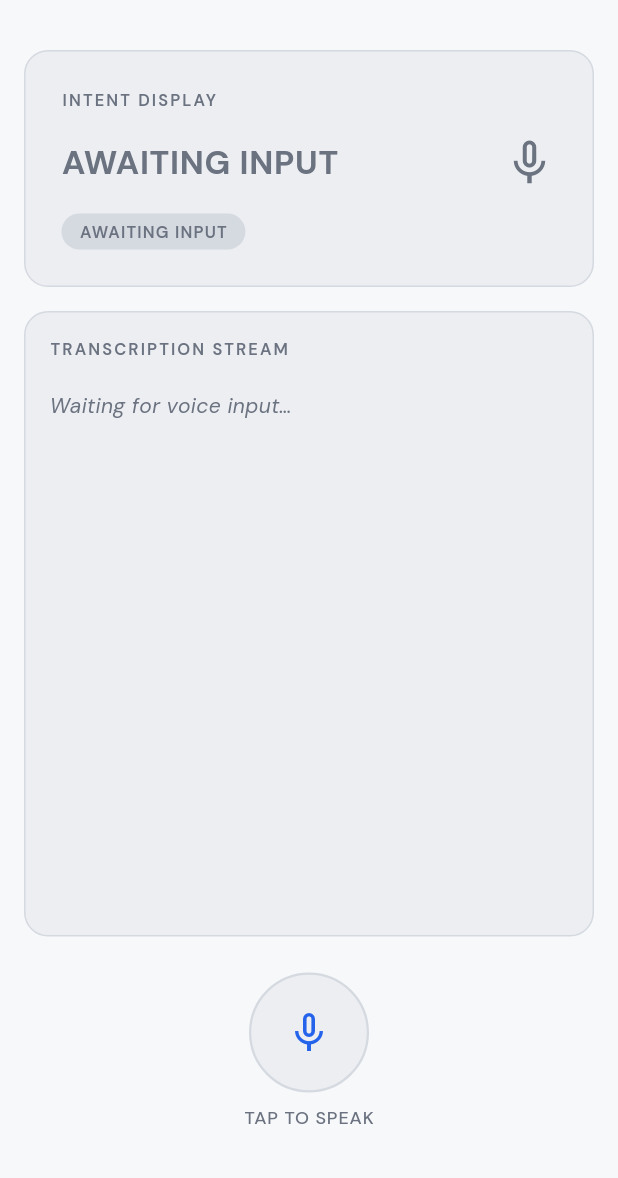
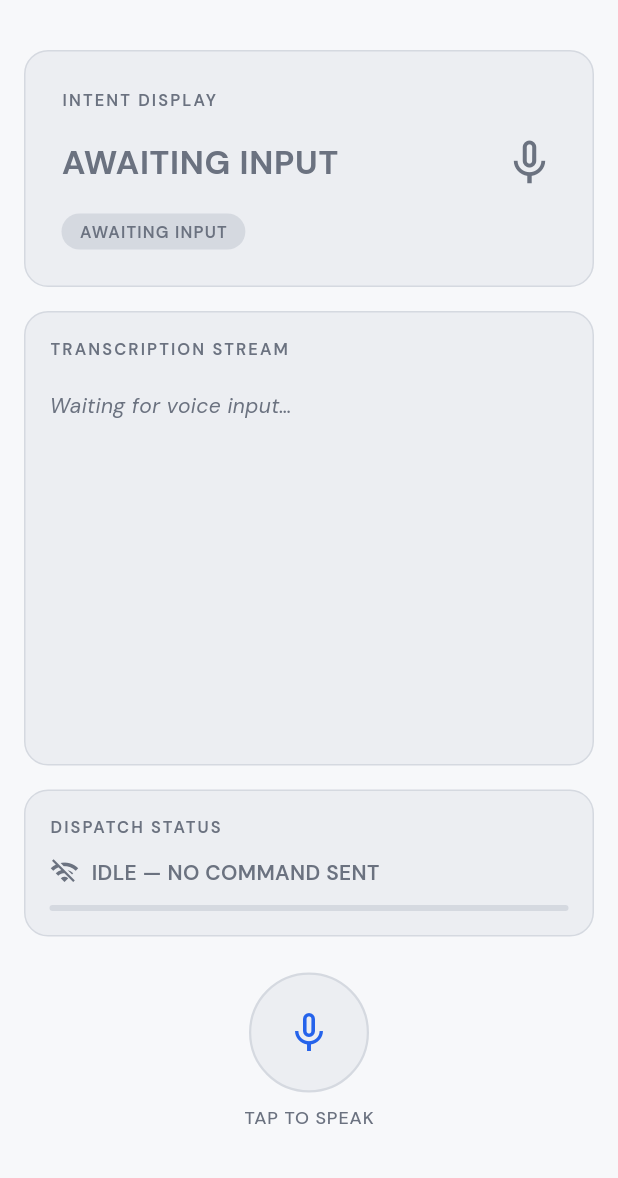
Before and after one commit to MannviDhaiphule/iarcapp, a Flutter app: the screen it shows after launch, on a phone screen of 412 x 824 dp, the part 58-1236 px from its top. Run offline on Flutter 3.47's test engine with Material 3 defaults, Android fonts, the phone set to English and light mode, and no system bars; drawn by our look-alikes of flutter_animate; our stand-ins replace flutter_riverpod, gap, google_fonts, permission_handler, speech_to_text.

Commit message:
Phase 2: HTTP command dispatch with 5s debounce and cancel

```diff
--- a/edhitha_team2027_swarm_interface/lib/core/theme/app_theme.dart
+++ b/edhitha_team2027_swarm_interface/lib/core/theme/app_theme.dart
@@ -91,7 +91,7 @@ class AppTheme {
     final base = GoogleFonts.dmSansTextTheme();
     return ThemeData(
       useMaterial3: true,
-      colorScheme: ColorScheme(
+      colorScheme: const ColorScheme(
         brightness: Brightness.light,
         primary: colorAccent,
         onPrimary: Colors.white,
--- /dev/null
+++ b/edhitha_team2027_swarm_interface/lib/features/voice_command/data/command_dispatcher.dart
@@ -0,0 +1,58 @@
+import 'dart:convert';
+import 'dart:io';
+
+import 'package:http/http.dart' as http;
+
+import '../../../../core/constants/command_ids.dart';
+
+/// Sends drone commands to the swarm HTTP server via HTTP POST.
+class CommandDispatcher {
+  static const String _baseUrl = 'http://192.168.50.1:8080';
+
+  /// POSTs [command] to the swarm server endpoint `/cmd`.
+  ///
+  /// Returns `true` when the server responds with HTTP 200.
+  /// Returns `false` on non-200 responses (logged via the caller).
+  /// Throws [CommandDispatchException] if the network is unreachable.
+  Future<bool> dispatch(CommandId command) async {
+    final uri = Uri.parse('$_baseUrl/cmd');
+    final body = jsonEncode(buildPayload(command));
+    try {
+      final response = await http.post(
+        uri,
+        headers: {'Content-Type': 'application/json'},
+        body: body,
+      );
+      if (response.statusCode == 200) {
+        return true;
+      }
+      return false;
+    } on SocketException catch (e) {
+      throw CommandDispatchException('Network unreachable: $e');
+    }
+  }
+
+  /// Builds the JSON payload map for [command].
+  ///
+  /// Always uses `drone_id` 255 (broadcast) with zero `param1`/`param2`.
+  Map<String, dynamic> buildPayload(CommandId command) {
+    return {
+      'command': command.label,
+      'drone_id': 255,
+      'param1': 0.0,
+      'param2': 0.0,
+    };
+  }
+}
+
+/// Thrown by [CommandDispatcher] when the network is unreachable.
+class CommandDispatchException implements Exception {
+  /// Human-readable description of the network failure.
+  final String message;
+
+  /// Creates a [CommandDispatchException] with [message].
+  const CommandDispatchException(this.message);
+
+  @override
+  String toString() => 'CommandDispatchException: $message';
+}
--- a/edhitha_team2027_swarm_interface/lib/features/voice_command/presentation/providers/intent_provider.dart
+++ b/edhitha_team2027_swarm_interface/lib/features/voice_command/presentation/providers/intent_provider.dart
@@ -2,6 +2,7 @@ import 'package:flutter_riverpod/flutter_riverpod.dart';
 import '../../../../core/constants/command_ids.dart';
 import '../../domain/intent_parser.dart';
 import 'asr_provider.dart';
+import 'dispatch_provider.dart';
 
 /// Derived read-only provider that parses the latest ASR transcript into a [CommandId].
 ///
@@ -10,3 +11,12 @@ final intentProvider = Provider<CommandId>((ref) {
   final transcript = ref.watch(asrProvider.select((s) => s.transcript));
   return IntentParser().parse(transcript);
 });
+
+/// Bridges [intentProvider] changes into [dispatchProvider].
+///
+/// Must be watched from a widget to activate the subscription.
+final intentDispatchBridgeProvider = Provider<void>((ref) {
+  ref.listen<CommandId>(intentProvider, (_, next) {
+    ref.read(dispatchProvider.notifier).onIntentChanged(next);
+  });
+});
--- a/edhitha_team2027_swarm_interface/lib/features/voice_command/presentation/screens/voice_debug_screen.dart
+++ b/edhitha_team2027_swarm_interface/lib/features/voice_command/presentation/screens/voice_debug_screen.dart
@@ -5,6 +5,8 @@ import 'package:gap/gap.dart';
 import '../../../../core/theme/app_theme.dart';
 import '../../../../core/theme/app_text_styles.dart';
 import '../providers/asr_provider.dart';
+import '../providers/intent_provider.dart';
+import '../widgets/dispatch_status_card.dart';
 import '../widgets/intent_display_card.dart';
 import '../widgets/mic_toggle_button.dart';
 import '../widgets/transcription_stream_card.dart';
@@ -66,6 +68,9 @@ class _VoiceDebugScreenState extends ConsumerState<VoiceDebugScreen> {
 
   @override
   Widget build(BuildContext context) {
+    // Activate intent → dispatch bridge
+    ref.watch(intentDispatchBridgeProvider);
+
     // React to error state changes
     ref.listen<String?>(asrErrorProvider, (_, next) {
       if (next != null && next != _lastShownError) {
@@ -102,24 +107,27 @@ class _VoiceDebugScreenState extends ConsumerState<VoiceDebugScreen> {
             ),
           ],
         ),
-        body: SafeArea(
+        body: const SafeArea(
           child: Padding(
-            padding: const EdgeInsets.symmetric(
+            padding: EdgeInsets.symmetric(
               horizontal: AppTheme.spacing16,
             ),
             child: Column(
               crossAxisAlignment: CrossAxisAlignment.stretch,
               children: [
-                const Gap(AppTheme.spacing16),
+                Gap(AppTheme.spacing16),
                 // Intent display — top half
-                const IntentDisplayCard(),
-                const Gap(AppTheme.spacing16),
+                IntentDisplayCard(),
+                Gap(AppTheme.spacing16),
                 // Transcription stream
-                const Expanded(child: TranscriptionStreamCard()),
-                const Gap(AppTheme.spacing24),
+                Expanded(child: TranscriptionStreamCard()),
+                Gap(AppTheme.spacing16),
+                // Dispatch status card
+                DispatchStatusCard(),
+                Gap(AppTheme.spacing24),
                 // Mic toggle button centred
-                const Center(child: MicToggleButton()),
-                const Gap(AppTheme.spacing32),
+                Center(child: MicToggleButton()),
+                Gap(AppTheme.spacing32),
               ],
             ),
           ),
--- /dev/null
+++ b/edhitha_team2027_swarm_interface/lib/features/voice_command/presentation/widgets/dispatch_status_card.dart
@@ -0,0 +1,188 @@
+import 'package:flutter/material.dart';
+import 'package:flutter_animate/flutter_animate.dart';
+import 'package:flutter_riverpod/flutter_riverpod.dart';
+import 'package:gap/gap.dart';
+
+import '../../../../core/theme/app_text_styles.dart';
+import '../../../../core/theme/app_theme.dart';
+import '../providers/dispatch_provider.dart';
+
+/// Shows the live HTTP dispatch status for the last recognised command.
+///
+/// Includes a 5-second countdown progress bar, an animated cancel button,
+/// and an auto-resetting CANCELLED state. Place between the Transcription
+/// Stream Card and the Mic Toggle Button.
+class DispatchStatusCard extends ConsumerStatefulWidget {
+  /// Creates a [DispatchStatusCard].
+  const DispatchStatusCard({super.key});
+
+  @override
+  ConsumerState<DispatchStatusCard> createState() =>
+      _DispatchStatusCardState();
+}
+
+class _DispatchStatusCardState extends ConsumerState<DispatchStatusCard>
+    with SingleTickerProviderStateMixin {
+  late final AnimationController _progress;
+
+  @override
+  void initState() {
+    super.initState();
+    _progress = AnimationController(
+      vsync: this,
+      duration: const Duration(seconds: 5),
+    );
+  }
+
+  @override
+  void dispose() {
+    _progress.dispose();
+    super.dispose();
+  }
+
+  /// Drives the countdown animation based on [DispatchState] transitions.
+  void _handleStateChange(DispatchState? prev, DispatchState next) {
+    final wasP = prev?.isPending ?? false;
+    if (next.isPending && !wasP) {
+      _progress.value = 0.0;
+      _progress.forward();
+    } else if (!next.isPending && wasP) {
+      _progress.stop();
+      _progress.reset();
+    }
+  }
+
+  /// Resolves the icon, label, and colour for the current [DispatchState].
+  ({IconData icon, String label, Color color}) _resolve(DispatchState s) {
+    if (s.error != null) {
+      return (
+        icon: Icons.wifi_off,
+        label: 'NETWORK ERROR',
+        color: AppTheme.colorError,
+      );
+    }
+    if (s.isSending) {
+      return (
+        icon: Icons.send,
+        label: 'DISPATCHING\u2026',
+        color: AppTheme.colorAccent,
+      );
+    }
+    if (s.isPending) {
+      return (
+        icon: Icons.schedule,
+        label: 'SENDING IN 5s\u2026',
+        color: AppTheme.colorWarning,
+      );
+    }
+    if (s.cancelled) {
+      return (
+        icon: Icons.cancel,
+        label: 'CANCELLED',
+        color: AppTheme.colorTextSecondary,
+      );
+    }
+    if (s.lastSuccess == true) {
+      return (
+        icon: Icons.check_circle,
+        label: 'DISPATCHED',
+        color: AppTheme.colorSuccess,
+      );
+    }
+    if (s.lastSuccess == false) {
+      return (
+        icon: Icons.error_outline,
+        label: 'SERVER REJECTED',
+        color: AppTheme.colorError,
+      );
+    }
+    return (
+      icon: Icons.wifi_off,
+      label: 'IDLE \u2014 NO COMMAND SENT',
+      color: AppTheme.colorTextSecondary,
+    );
+  }
+
+  @override
+  Widget build(BuildContext context) {
+    ref.listen<DispatchState>(dispatchProvider, _handleStateChange);
+    final state = ref.watch(dispatchProvider);
+    final display = _resolve(state);
+
+    return Container(
+      decoration: BoxDecoration(
+        color: AppTheme.colorSurface,
+        borderRadius: AppTheme.radiusCard,
+        border: Border.all(color: AppTheme.colorSurfaceDark),
+      ),
+      padding: const EdgeInsets.all(AppTheme.spacing16),
+      child: Column(
+        crossAxisAlignment: CrossAxisAlignment.start,
+        children: [
+          Text('DISPATCH STATUS', style: AppTextStyles.cardTitle),
+          const Gap(AppTheme.spacing12),
+
+          // Status row
+          Row(
+            children: [
+              Icon(display.icon, color: display.color, size: 20),
+              const Gap(AppTheme.spacing8),
+              Expanded(
+                child: Text(
+                  display.label,
+                  style: AppTextStyles.transcriptBody.copyWith(
+                    color: display.color,
+                    fontWeight: FontWeight.w600,
+                  ),
+                ),
+              ),
+            ],
+          ),
+
+          const Gap(AppTheme.spacing12),
+
+          // Countdown progress bar — animates 1.0 → 0.0 over 5 s
+          AnimatedBuilder(
+            animation: _progress,
+            builder: (context, _) => LinearProgressIndicator(
+              value: state.isPending ? (1.0 - _progress.value) : 0.0,
+              backgroundColor: AppTheme.colorSurfaceDark,
+              color: AppTheme.colorWarning,
+              minHeight: 4,
+              borderRadius: BorderRadius.circular(4),
+            ),
+          ),
+
+          // Cancel button — visible only while pending; fades in/out
+          AnimatedSwitcher(
+            duration: const Duration(milliseconds: 150),
+            transitionBuilder: (child, animation) =>
+                FadeTransition(opacity: animation, child: child),
+            child: state.isPending
+                ? Padding(
+                    key: const ValueKey('cancel-btn'),
+                    padding: const EdgeInsets.only(top: AppTheme.spacing12),
+                    child: SizedBox(
+                      width: double.infinity,
+                      child: OutlinedButton.icon(
+                        onPressed: () =>
+                            ref.read(dispatchProvider.notifier).cancelPending(),
+                        icon: const Icon(Icons.cancel_outlined, size: 16),
+                        label: const Text('CANCEL'),
+                        style: OutlinedButton.styleFrom(
+                          foregroundColor: AppTheme.colorError,
+                          side: const BorderSide(color: AppTheme.colorError),
+                          shape: RoundedRectangleBorder(
+                            borderRadius: BorderRadius.circular(12),
+                          ),
+                        ),
+                      ).animate().fadeIn(duration: 150.ms),
+                    ),
+                  )
+                : const SizedBox.shrink(key: ValueKey('cancel-hidden')),
+          ),
+        ],
+      ),
+    );
+  }
+}
--- a/edhitha_team2027_swarm_interface/lib/features/voice_command/presentation/widgets/intent_display_card.dart
+++ b/edhitha_team2027_swarm_interface/lib/features/voice_command/presentation/widgets/intent_display_card.dart
@@ -31,7 +31,7 @@ class IntentDisplayCard extends ConsumerWidget {
         color: AppTheme.colorSurface,
         borderRadius: AppTheme.radiusCard,
         border: Border.all(
-          color: isKnown ? AppTheme.colorSuccess.withOpacity(0.4) : AppTheme.colorSurfaceDark,
+          color: isKnown ? AppTheme.colorSuccess.withValues(alpha: 0.4) : AppTheme.colorSurfaceDark,
         ),
       ),
       padding: const EdgeInsets.all(AppTheme.spacing24),
--- a/edhitha_team2027_swarm_interface/lib/features/voice_command/presentation/widgets/mic_toggle_button.dart
+++ b/edhitha_team2027_swarm_interface/lib/features/voice_command/presentation/widgets/mic_toggle_button.dart
@@ -50,7 +50,7 @@ class MicToggleButton extends ConsumerWidget {
           boxShadow: isListening
               ? [
                   BoxShadow(
-                    color: AppTheme.colorAccent.withOpacity(0.25),
+                    color: AppTheme.colorAccent.withValues(alpha: 0.25),
                     blurRadius: 20,
                     spreadRadius: 4,
                   ),
@@ -77,7 +77,7 @@ class MicToggleButton extends ConsumerWidget {
           )
           .shimmer(
             duration: 1200.ms,
-            color: AppTheme.colorAccent.withOpacity(0.2),
+            color: AppTheme.colorAccent.withValues(alpha: 0.2),
           );
     }
 
--- a/edhitha_team2027_swarm_interface/pubspec.yaml
+++ b/edhitha_team2027_swarm_interface/pubspec.yaml
@@ -16,6 +16,7 @@ dependencies:
   google_fonts: ^6.2.1
   gap: ^3.0.1
   flutter_animate: ^4.5.0
+  http: ^1.2.1
 
 dev_dependencies:
   flutter_test:
```
Also changed, not shown: edhitha_team2027_swarm_interface/lib/core/constants/command_ids.dart (+27 -0 lines), edhitha_team2027_swarm_interface/lib/features/voice_command/presentation/providers/dispatch_provider.dart (added, +176 -0 lines), edhitha_team2027_swarm_interface/pubspec.lock, 2 other files.
